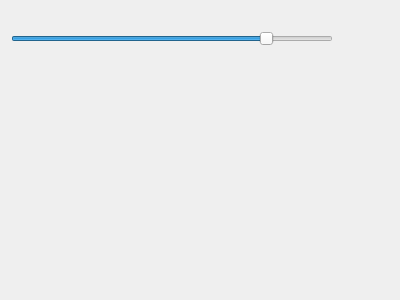
Above: cbr/msa/visual/ScoreByRavines.ui from TUM-CBR/pymol-plugins before the change. Below: the same form after it.
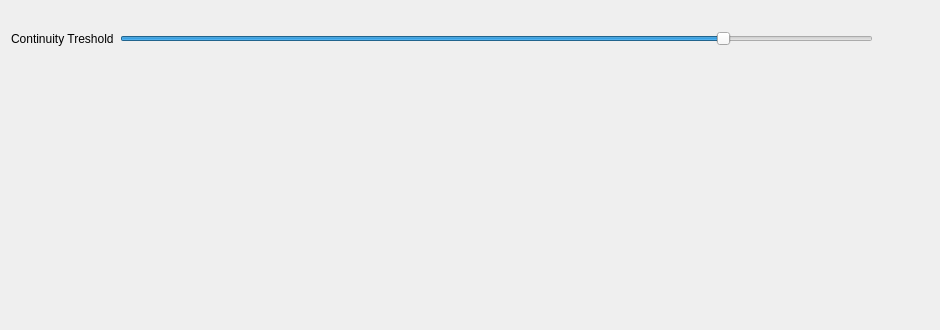
That is the form after the change.

Patch:
```diff
--- a/cbr/msa/visual/ScoreByRavines.ui
+++ b/cbr/msa/visual/ScoreByRavines.ui
@@ -6,15 +6,35 @@
    <rect>
     <x>0</x>
     <y>0</y>
-    <width>400</width>
-    <height>300</height>
+    <width>940</width>
+    <height>330</height>
    </rect>
   </property>
   <property name="windowTitle">
    <string>Form</string>
   </property>
-  <layout class="QGridLayout" name="gridLayout">
-   <item row="1" column="2">
+  <layout class="QGridLayout" name="gridLayout" columnstretch="0,1,1,1">
+   <item row="0" column="1" colspan="3">
+    <widget class="QLabel" name="descriptionLabel">
+     <property name="text">
+      <string/>
+     </property>
+     <property name="wordWrap">
+      <bool>true</bool>
+     </property>
+    </widget>
+   </item>
+   <item row="1" column="1" colspan="2">
+    <widget class="QSlider" name="continuityTresholdSlider">
+     <property name="value">
+      <number>80</number>
+     </property>
+     <property name="orientation">
+      <enum>Qt::Horizontal</enum>
+     </property>
+    </widget>
+   </item>
+   <item row="1" column="3">
     <widget class="QLabel" name="continuityTresholdLabel">
      <property name="minimumSize">
       <size>
@@ -33,7 +53,14 @@
      </property>
     </widget>
    </item>
-   <item row="2" column="1">
+   <item row="1" column="0">
+    <widget class="QLabel" name="label">
+     <property name="text">
+      <string>Continuity Treshold</string>
+     </property>
+    </widget>
+   </item>
+   <item row="2" column="0" colspan="4">
     <spacer name="verticalSpacer">
      <property name="orientation">
       <enum>Qt::Vertical</enum>
@@ -46,26 +73,6 @@
      </property>
     </spacer>
    </item>
-   <item row="1" column="0" colspan="2">
-    <widget class="QSlider" name="continuityTresholdSlider">
-     <property name="value">
-      <number>80</number>
-     </property>
-     <property name="orientation">
-      <enum>Qt::Horizontal</enum>
-     </property>
-    </widget>
-   </item>
-   <item row="0" column="0" colspan="3">
-    <widget class="QLabel" name="descriptionLabel">
-     <property name="text">
-      <string/>
-     </property>
-     <property name="wordWrap">
-      <bool>true</bool>
-     </property>
-    </widget>
-   </item>
   </layout>
  </widget>
  <resources/>
```
